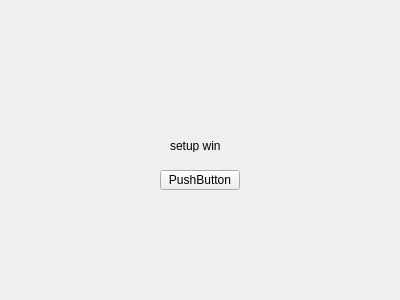
fsest4u/CaX_03, file CaX/widget/setupwindow.ui: the form before one commit.
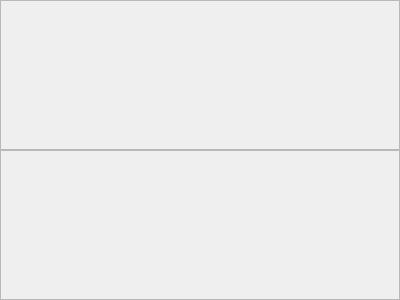
The form after the commit.

Commit message: [setup] display setup info display setup list get setup sublist

```diff
--- a/CaX/widget/setupwindow.ui
+++ b/CaX/widget/setupwindow.ui
@@ -13,32 +13,77 @@
   <property name="windowTitle">
    <string>Form</string>
   </property>
-  <widget class="QLabel" name="label">
-   <property name="geometry">
-    <rect>
-     <x>170</x>
-     <y>140</y>
-     <width>54</width>
-     <height>12</height>
-    </rect>
+  <layout class="QVBoxLayout" name="verticalLayout">
+   <property name="spacing">
+    <number>0</number>
    </property>
-   <property name="text">
-    <string>setup win</string>
+   <property name="leftMargin">
+    <number>0</number>
    </property>
-  </widget>
-  <widget class="QPushButton" name="pushButton">
-   <property name="geometry">
-    <rect>
-     <x>160</x>
-     <y>170</y>
-     <width>80</width>
-     <height>20</height>
-    </rect>
+   <property name="topMargin">
+    <number>0</number>
    </property>
-   <property name="text">
-    <string>PushButton</string>
+   <property name="rightMargin">
+    <number>0</number>
    </property>
-  </widget>
+   <property name="bottomMargin">
+    <number>0</number>
+   </property>
+   <item>
+    <widget class="QFrame" name="frameTop">
+     <property name="frameShape">
+      <enum>QFrame::StyledPanel</enum>
+     </property>
+     <property name="frameShadow">
+      <enum>QFrame::Raised</enum>
+     </property>
+     <layout class="QGridLayout" name="gridLayoutTop">
+      <property name="leftMargin">
+       <number>0</number>
+      </property>
+      <property name="topMargin">
+       <number>0</number>
+      </property>
+      <property name="rightMargin">
+       <number>0</number>
+      </property>
+      <property name="bottomMargin">
+       <number>0</number>
+      </property>
+      <property name="spacing">
+       <number>0</number>
+      </property>
+     </layout>
+    </widget>
+   </item>
+   <item>
+    <widget class="QFrame" name="frameBottom">
+     <property name="frameShape">
+      <enum>QFrame::StyledPanel</enum>
+     </property>
+     <property name="frameShadow">
+      <enum>QFrame::Raised</enum>
+     </property>
+     <layout class="QGridLayout" name="gridLayoutBottom">
+      <property name="leftMargin">
+       <number>0</number>
+      </property>
+      <property name="topMargin">
+       <number>0</number>
+      </property>
+      <property name="rightMargin">
+       <number>0</number>
+      </property>
+      <property name="bottomMargin">
+       <number>0</number>
+      </property>
+      <property name="spacing">
+       <number>0</number>
+      </property>
+     </layout>
+    </widget>
+   </item>
+  </layout>
  </widget>
  <resources/>
  <connections/>
```
The commit also changes 13 other files.
